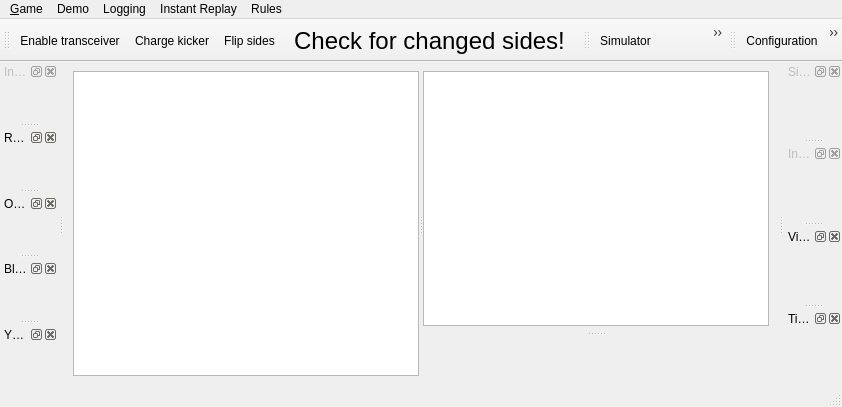
Old version of the form src/ra/mainwindow.ui in the repository robotics-erlangen/framework.
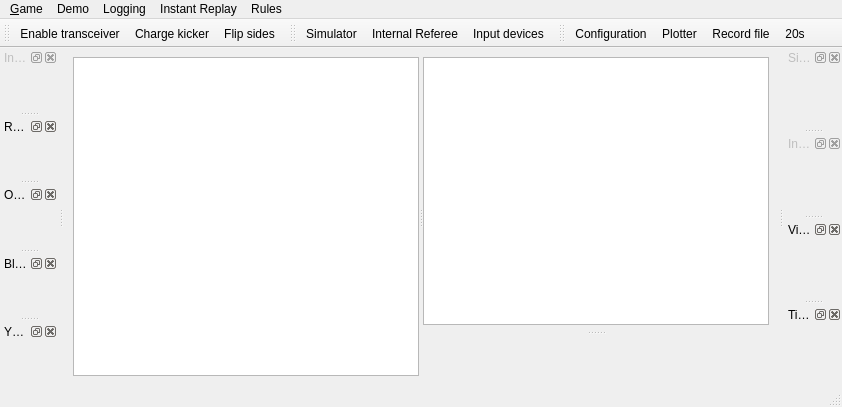
New version of the form. Custom widgets are drawn as their Qt base class.

Commit message:
Ra: remove 'check for changed sides' button
Since the flipped sides are set by the refbox and used automatically

```diff
--- a/src/ra/mainwindow.ui
+++ b/src/ra/mainwindow.ui
@@ -155,7 +155,6 @@
    <addaction name="actionEnableTransceiver"/>
    <addaction name="actionChargeKicker"/>
    <addaction name="actionSidesFlipped"/>
-   <addaction name="actionSideChangeNotify"/>
   </widget>
   <widget class="QDockWidget" name="dockReferee">
    <property name="enabled">
@@ -394,16 +393,6 @@
     <string>Configuration</string>
    </property>
   </action>
-  <action name="actionSideChangeNotify">
-   <property name="text">
-    <string>Check for changed sides!</string>
-   </property>
-   <property name="font">
-    <font>
-     <pointsize>18</pointsize>
-    </font>
-   </property>
-  </action>
   <action name="actionAutoPause">
    <property name="checkable">
     <bool>true</bool>
```
The commit also changes 1 other file.
